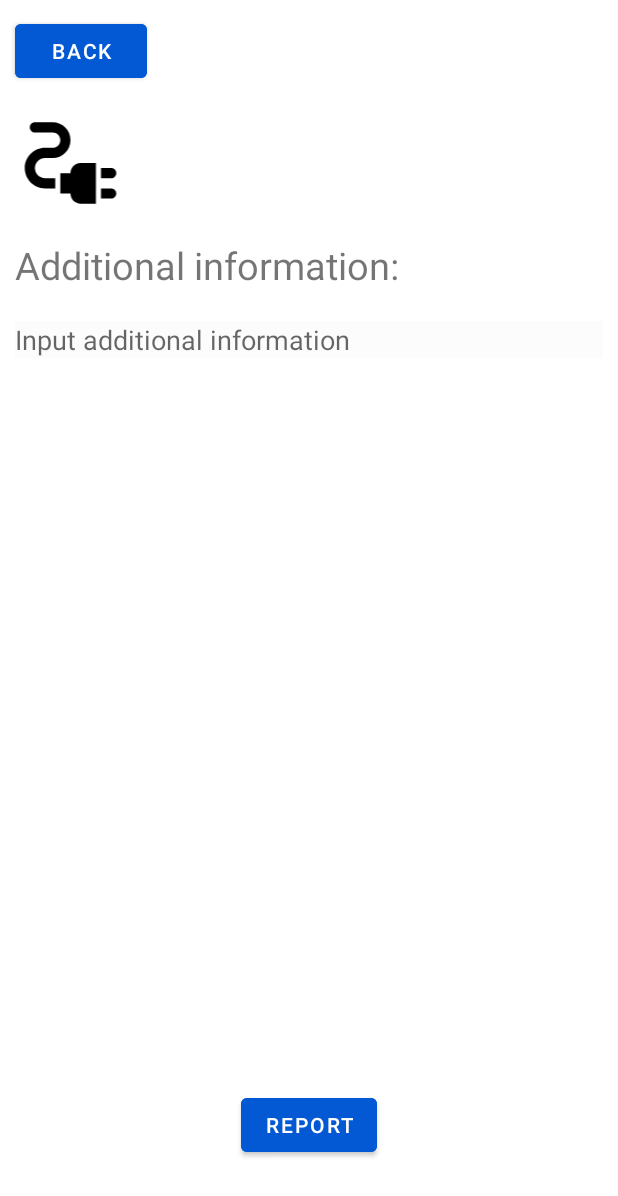
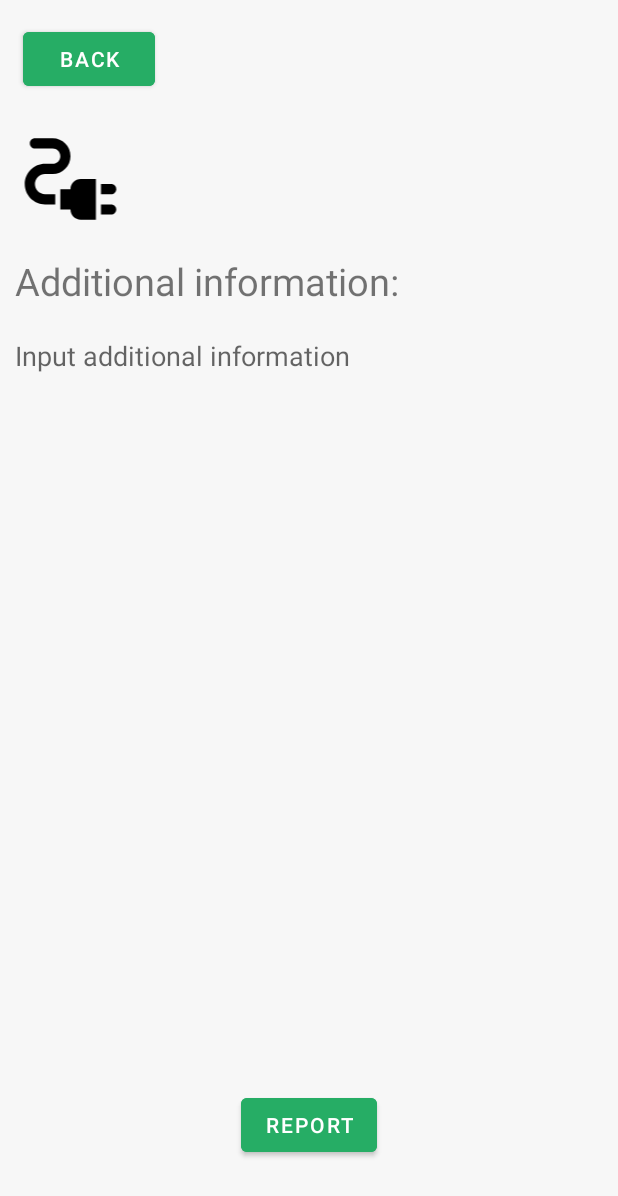
Before and after one commit to Nicaender/ChargingStation, an Android app: the layout activity_report.xml on its own in the app's theme, with its tools: preview values and no code run, on a phone screen of 412 x 824 dp. Shown: the top 1196 px of the screen. Run offline under Robolectric (Android 15) with nearby library versions, the phone set to English and light mode, and no system bars.

Commit message:
changed color design, added curved design, changed icon color, changed theme,

```diff
--- a/app/src/main/res/layout/activity_main.xml
+++ b/app/src/main/res/layout/activity_main.xml
@@ -4,6 +4,7 @@
     xmlns:tools="http://schemas.android.com/tools"
     android:layout_width="match_parent"
     android:layout_height="match_parent"
+    android:background="@color/background_color"
     tools:context=".activities.MainActivity">
 
     <FrameLayout
@@ -19,6 +20,8 @@
         android:layout_height="wrap_content"
         android:layout_alignParentBottom="true"
         app:menu="@menu/bottom_navbar"
-        android:background="?android:attr/windowBackground"/>
+        app:itemTextColor="@color/text_color"
+        app:itemIconTint="@color/text_color"
+        android:background="@color/nav_color"/>
 
 </RelativeLayout>
--- a/app/src/main/res/layout/activity_report.xml
+++ b/app/src/main/res/layout/activity_report.xml
@@ -4,15 +4,17 @@
     xmlns:tools="http://schemas.android.com/tools"
     android:layout_width="match_parent"
     android:layout_height="match_parent"
+    android:background="@color/background_color"
     tools:context=".activities.ReportActivity">
 
     <Button
         android:id="@+id/buttonReportBack"
         android:layout_width="wrap_content"
         android:layout_height="wrap_content"
-        android:text="@string/back"
-        android:layout_margin="10dp"
-        android:backgroundTint="@color/buttonBackgroundColor"/>
+        android:layout_margin="15dp"
+        android:backgroundTint="@color/button_background_color"
+        android:textColor="@color/button_text_color"
+        android:text="@string/back"/>
 
     <ImageView
         android:id="@+id/imageview_charging_station"
@@ -26,31 +28,31 @@
         android:id="@+id/textViewChargingStationAddress"
         android:layout_width="match_parent"
         android:layout_height="wrap_content"
-        android:layout_toRightOf="@id/imageview_charging_station"
         android:layout_margin="10dp"
-        android:layout_below="@id/buttonReportBack" />
+        android:layout_below="@id/buttonReportBack"
+        android:layout_toRightOf="@id/imageview_charging_station" />
 
     <TextView
         android:id="@+id/textview_additional_information"
         android:layout_width="match_parent"
         android:layout_height="wrap_content"
+        android:layout_margin="10dp"
         android:layout_below="@id/imageview_charging_station"
         android:textSize="25sp"
-        android:layout_margin="10dp"
         android:text="@string/additional_information" />
 
     <EditText
         android:id="@+id/editTextAdditionalInformation"
         android:layout_width="match_parent"
         android:layout_height="wrap_content"
+        android:layout_margin="10dp"
+        android:layout_centerInParent="true"
         android:layout_below="@id/textview_additional_information"
-        android:layout_centerInParent="true"
-        android:layout_margin="10dp"
-        android:background="@color/backgroundColor"
-        android:hint="@string/input_additional_information"
+        android:background="@color/background_color"
         android:autofillHints="Additional information"
         tools:ignore="LabelFor"
-        android:inputType="text" />
+        android:inputType="text"
+        android:hint="@string/input_additional_information" />
 
     <Button
         android:id="@+id/buttonReportConfirm"
@@ -59,7 +61,7 @@
         android:layout_centerInParent="true"
         android:layout_alignParentBottom="true"
         android:layout_marginBottom="50dp"
-        android:text="@string/report"
-        android:backgroundTint="@color/buttonBackgroundColor"/>
+        android:backgroundTint="@color/button_background_color"
+        android:text="@string/report" />
 
 </RelativeLayout>
--- a/app/src/main/res/layout/fragment_favorites.xml
+++ b/app/src/main/res/layout/fragment_favorites.xml
@@ -3,6 +3,7 @@
     xmlns:tools="http://schemas.android.com/tools"
     android:layout_width="match_parent"
     android:layout_height="match_parent"
+    android:background="@color/background_color"
     tools:context=".fragments.FavoritesFragment">
 
     <RelativeLayout
@@ -14,8 +15,7 @@
         <androidx.recyclerview.widget.RecyclerView
             android:id="@+id/rvFavoriteList"
             android:layout_width="match_parent"
-            android:layout_height="match_parent"
-            android:layout_marginHorizontal="10dp" />
+            android:layout_height="match_parent"/>
     </RelativeLayout>
 
 </RelativeLayout>
--- a/app/src/main/res/layout/fragment_my_cars.xml
+++ b/app/src/main/res/layout/fragment_my_cars.xml
@@ -3,6 +3,7 @@
     xmlns:tools="http://schemas.android.com/tools"
     android:layout_width="match_parent"
     android:layout_height="match_parent"
+    android:background="@color/background_color"
     tools:context=".fragments.MyCarsFragment">
 
     <TextView
--- a/app/src/main/res/values-night/colors.xml
+++ b/app/src/main/res/values-night/colors.xml
@@ -9,8 +9,12 @@
     <color name="white">#FFFFFFFF</color>
 
     <!-- for Dark mode -->
-    <color name="backgroundColor">#212121</color>
-    <color name="invertedBackgroundColor">#FCFCFC</color>
-    <color name="buttonBackgroundColor">#4174CD</color>
-    <color name="textColor">#FFFFFF</color>
+    <color name="background_color">@color/midnight_blue</color>
+    <color name="nav_color">@color/black</color>
+    <color name="inverted_background_color">@color/white</color>
+    <color name="text_color">@color/white</color>
+    <color name="button_background_color">@color/dark_cloudy_blue</color>
+    <color name="item_background_color">@color/darker_cloudy_blue</color>
+    <color name="button_text_color">@color/white</color>
+    <color name="recycler_view_text_color">@color/white</color>
 </resources>
--- a/app/src/main/res/values-night/themes.xml
+++ b/app/src/main/res/values-night/themes.xml
@@ -1,13 +1,13 @@
 <resources>
     <!-- Base application theme. -->
-    <style name="Theme.NZSE_Chargingstation" parent="Theme.MaterialComponents.DayNight.DarkActionBar">
+    <style name="Theme.NZSE_Chargingstation" parent="Theme.MaterialComponents.DayNight.NoActionBar">
         <!-- Primary brand color. -->
-        <item name="colorPrimary">#4174CD</item>
-        <item name="colorPrimaryVariant">@color/purple_700</item>
+        <item name="colorPrimary">@color/midnight_blue</item>
+        <item name="colorPrimaryVariant">@color/midnight_blue</item>
         <item name="colorOnPrimary">@color/black</item>
         <!-- Secondary brand color. -->
-        <item name="colorSecondary">@color/teal_200</item>
-        <item name="colorSecondaryVariant">@color/teal_200</item>
+        <item name="colorSecondary">@color/midnight_blue</item>
+        <item name="colorSecondaryVariant">@color/midnight_blue</item>
         <item name="colorOnSecondary">@color/black</item>
         <!-- Status bar color. -->
         <item name="android:statusBarColor" >?attr/colorPrimaryVariant</item>
--- a/app/src/main/res/values/colors.xml
+++ b/app/src/main/res/values/colors.xml
@@ -9,8 +9,22 @@
     <color name="white">#FFFFFFFF</color>
 
     <!-- for Light mode -->
-    <color name="backgroundColor">#FCFCFC</color>
-    <color name="invertedBackgroundColor">#212121</color>
-    <color name="buttonBackgroundColor">#0259D3</color>
-    <color name="textColor">#000000</color>
+    <color name="background_color">@color/gray_white</color>
+    <color name="nav_color">@color/white</color>
+    <color name="inverted_background_color">@color/black</color>
+    <color name="text_color">@color/black</color>
+    <color name="button_background_color">@color/medium_green</color>
+    <color name="item_background_color">@color/white</color>
+    <color name="button_text_color">@color/white</color>
+    <color name="recycler_view_text_color">@color/medium_green</color>
+
+    <!-- Custom Color -->
+    <color name="light_green">#75F0B5</color>
+    <color name="medium_green">#26AD65</color>
+    <color name="midnight_blue">#0D0E19</color>
+    <color name="dark_cloudy_blue">#282d45</color>
+    <color name="darker_cloudy_blue">#1e2133</color>
+    <color name="gray_white">#f7f7f7</color>
+
+
 </resources>
--- a/app/src/main/res/values/electric_car_background.xml
+++ b/app/src/main/res/values/electric_car_background.xml
@@ -1,4 +1,4 @@
 <?xml version="1.0" encoding="utf-8"?>
 <resources>
-    <color name="electric_car_background">#3A3DE3</color>
+    <color name="electric_car_background">@color/medium_green</color>
 </resources>
--- a/app/src/main/res/values/themes.xml
+++ b/app/src/main/res/values/themes.xml
@@ -1,13 +1,13 @@
 <resources>
     <!-- Base application theme. -->
-    <style name="Theme.NZSE_Chargingstation" parent="Theme.MaterialComponents.DayNight.DarkActionBar">
+    <style name="Theme.NZSE_Chargingstation" parent="Theme.MaterialComponents.DayNight.NoActionBar">
         <!-- Primary brand color. -->
-        <item name="colorPrimary">#0259D3</item>
-        <item name="colorPrimaryVariant">@color/purple_700</item>
+        <item name="colorPrimary">@color/medium_green</item>
+        <item name="colorPrimaryVariant">@color/medium_green</item>
         <item name="colorOnPrimary">@color/white</item>
         <!-- Secondary brand color. -->
-        <item name="colorSecondary">@color/teal_200</item>
-        <item name="colorSecondaryVariant">@color/teal_700</item>
+        <item name="colorSecondary">@color/medium_green</item>
+        <item name="colorSecondaryVariant">@color/medium_green</item>
         <item name="colorOnSecondary">@color/black</item>
         <!-- Status bar color. -->
         <item name="android:statusBarColor" >?attr/colorPrimaryVariant</item>
```
Also changed, not shown: app/src/main/java/com/nzse_chargingstation/app/activities/MainActivity.java (+9 -9 lines), app/src/main/java/com/nzse_chargingstation/app/activities/SearchActivity.java (+7 -0 lines), app/src/main/res/drawable/item_curved.xml (added, +8 -0 lines), app/src/main/res/layout/activity_search.xml (+12 -1 lines), app/src/main/res/layout/activity_technician.xml (+5 -8 lines), app/src/main/res/layout/fragment_maps.xml (+9 -9 lines), app/src/main/res/layout/fragment_settings.xml (+13 -3 lines), app/src/main/res/layout/item_defective.xml (+29 -13 lines), app/src/main/res/layout/item_favorite.xml (+26 -10 lines), app/src/main/res/layout/item_search.xml (+13 -1 lines).
